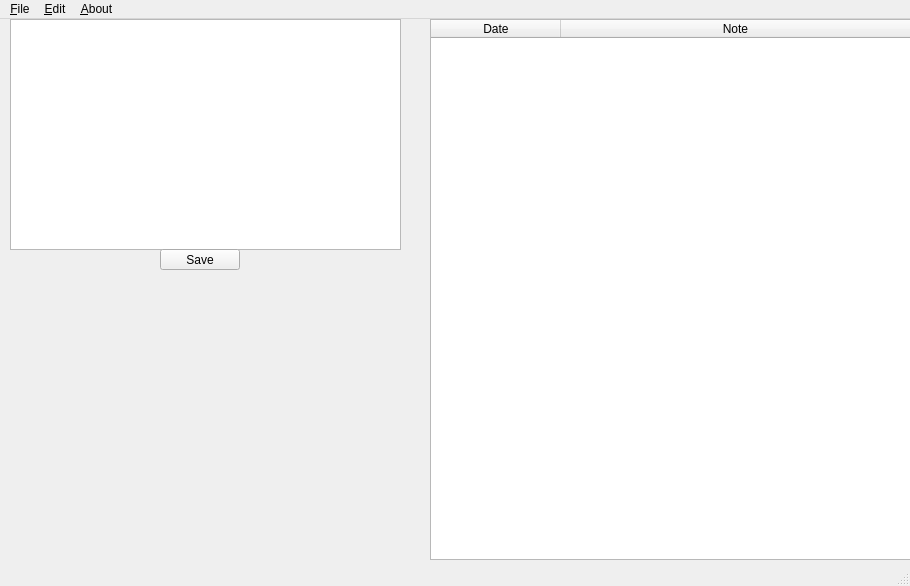
Above: Lab_2/Qt/mainwindow.ui from CaptainShepard01/OOP_Balykov before the change. Below: the same form after it.
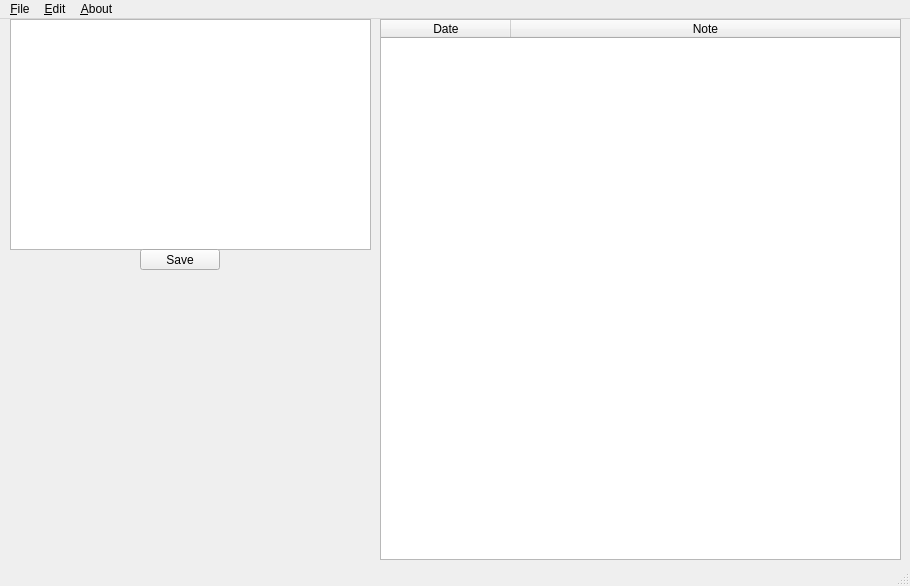
That is the form after the change.

Patch:
```diff
--- a/Lab_2/Qt/mainwindow.ui
+++ b/Lab_2/Qt/mainwindow.ui
@@ -17,9 +17,9 @@
    <widget class="QTableWidget" name="Table">
     <property name="geometry">
      <rect>
-      <x>430</x>
+      <x>380</x>
       <y>0</y>
-      <width>481</width>
+      <width>521</width>
       <height>541</height>
      </rect>
     </property>
@@ -51,7 +51,7 @@
      <rect>
       <x>10</x>
       <y>0</y>
-      <width>391</width>
+      <width>361</width>
       <height>231</height>
      </rect>
     </property>
@@ -59,7 +59,7 @@
    <widget class="QPushButton" name="save">
     <property name="geometry">
      <rect>
-      <x>160</x>
+      <x>140</x>
       <y>230</y>
       <width>80</width>
       <height>21</height>
```
